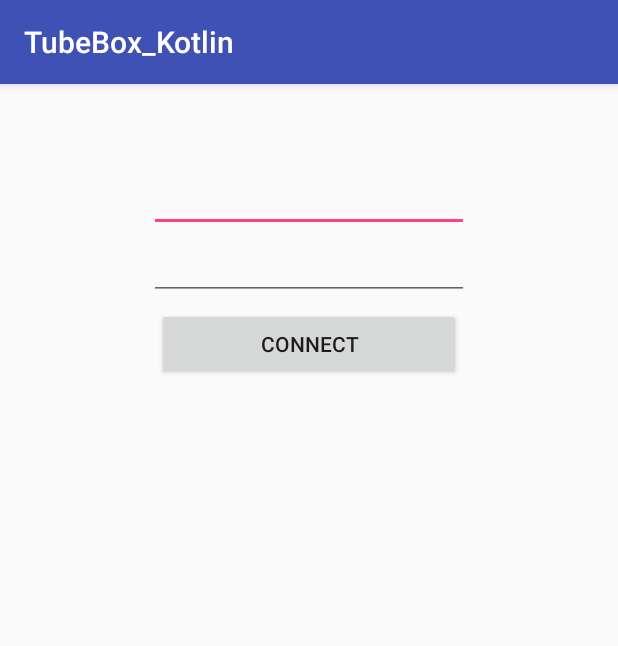
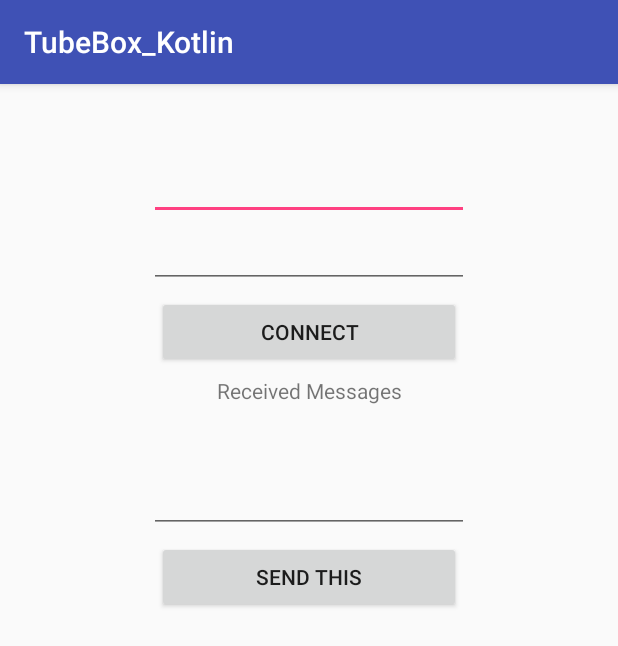
Before and after one commit to Heppokoyuki/sern, an Android app: the screen it shows after launch (MainActivity), on a phone screen of 412 x 824 dp. Shown: the top 646 px of the screen. Run offline under Robolectric (Android 15) with nearby library versions, the phone set to English and light mode, and no system bars; libraries missing offline, so code that uses them is left out: org.java_websocket.client, org.java_websocket.handshake.

Commit message:
[add]指定したMessageを送れるように仕様変更 !!サーバーを用いてのテストはまだ行えていない!!

```diff
--- a/TubeBox_Kotlin/app/src/main/java/com/example/carry/tubebox_kotlin/KuSocket.kt
+++ b/TubeBox_Kotlin/app/src/main/java/com/example/carry/tubebox_kotlin/KuSocket.kt
@@ -42,4 +42,7 @@ class KuSocket {
         }
         mWebSocketClient.connect()
     }
+    fun sendMessage(s: String){
+        mWebSocketClient.send(s)
+    }
 }
--- a/TubeBox_Kotlin/app/src/main/java/com/example/carry/tubebox_kotlin/MainActivity.kt
+++ b/TubeBox_Kotlin/app/src/main/java/com/example/carry/tubebox_kotlin/MainActivity.kt
@@ -5,14 +5,14 @@ import android.os.Bundle
 import kotlinx.android.synthetic.main.activity_main.*
 
 class MainActivity : AppCompatActivity() {
+    val callKuSocket = KuSocket()
     override fun onCreate(savedInstanceState: Bundle?) {
-
         super.onCreate(savedInstanceState)
         setContentView(R.layout.activity_main)
         button.setOnClickListener { sendAndConnect()}
+        button2.setOnClickListener {callKuSocket.sendMessage(editText3.text.toString())}
     }
     fun sendAndConnect(){
-        val callKuSocket = KuSocket()
         val ip = editText.text.toString()
         val po = editText2.text.toString()
         callKuSocket.connectWebSocket(ip, po)
@@ -21,6 +21,6 @@ class MainActivity : AppCompatActivity() {
         textView.text = message
     }
     fun connectionOpened(){
-        textView2.text = "Connected!"
+        textView.text = "Connection Opened"
     }
 }
--- a/TubeBox_Kotlin/app/src/main/res/layout/activity_main.xml
+++ b/TubeBox_Kotlin/app/src/main/res/layout/activity_main.xml
@@ -50,17 +50,27 @@
             android:id="@+id/textView"
             android:layout_width="match_parent"
             android:layout_height="wrap_content"
-            android:layout_margin="5dp"
-            android:textAlignment="center"
-            android:textSize="24sp" />
+            android:text="Received Messages"
+            android:textAlignment="center" />
 
-        <TextView
-            android:id="@+id/textView2"
+        <EditText
+            android:id="@+id/editText3"
+            android:layout_width="match_parent"
+            android:layout_height="wrap_content"
+            android:layout_marginTop="40dp"
+            android:ems="10"
+            android:inputType="textPersonName"
+            tools:layout_editor_absoluteX="85dp"
+            tools:layout_editor_absoluteY="77dp" />
+
+        <Button
+            android:id="@+id/button2"
             android:layout_width="match_parent"
             android:layout_height="wrap_content"
             android:layout_margin="5dp"
-            android:textAlignment="center"
-            android:textSize="24sp" />
+            android:text="send this"
+            tools:layout_editor_absoluteX="147dp"
+            tools:layout_editor_absoluteY="230dp" />
 
     </LinearLayout>
 
--- a/TubeBox_Kotlin/build.gradle
+++ b/TubeBox_Kotlin/build.gradle
@@ -7,7 +7,7 @@ buildscript {
         jcenter()
     }
     dependencies {
-        classpath 'com.android.tools.build:gradle:3.0.0'
+        classpath 'com.android.tools.build:gradle:3.0.1'
         classpath "org.jetbrains.kotlin:kotlin-gradle-plugin:$kotlin_version"
 
         // NOTE: Do not place your application dependencies here; they belong
```
